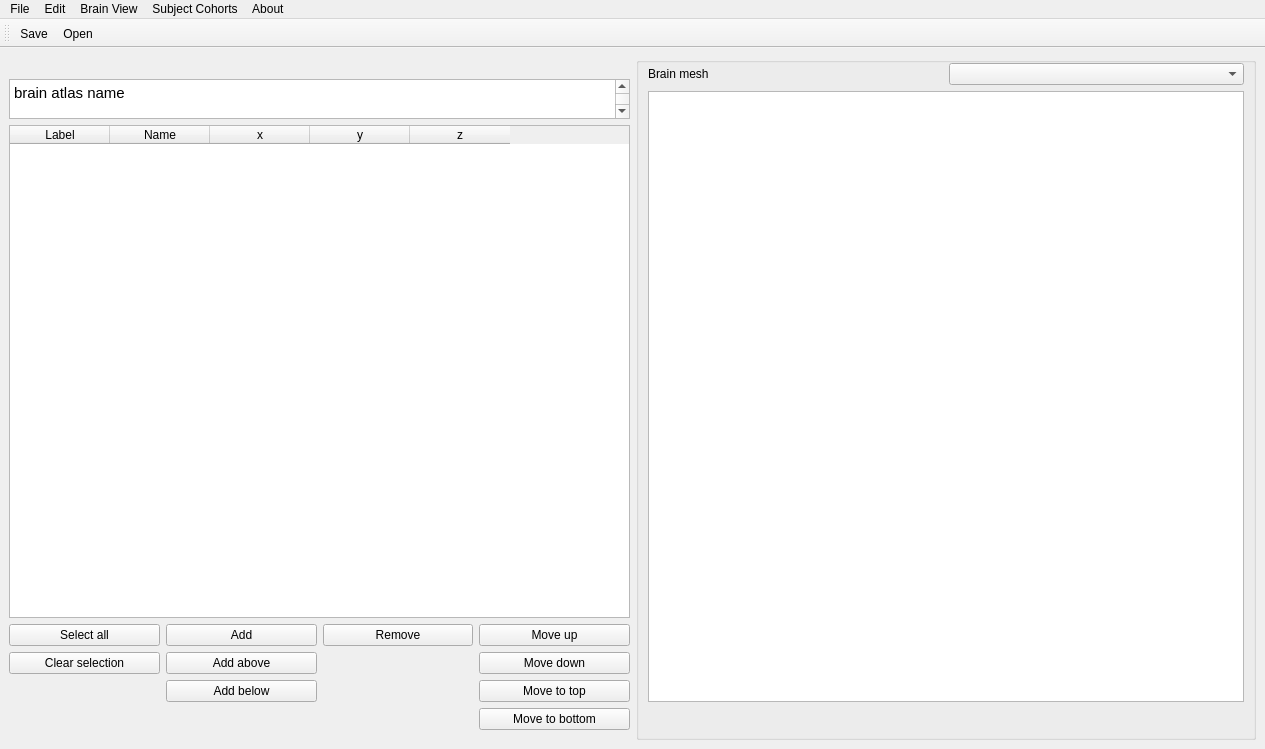
This is braphy/gui/ui_files/brain_atlas.ui in softmatterlab/Braph-2.0-Python as Qt 5 draws it before an edit. The edited form follows.
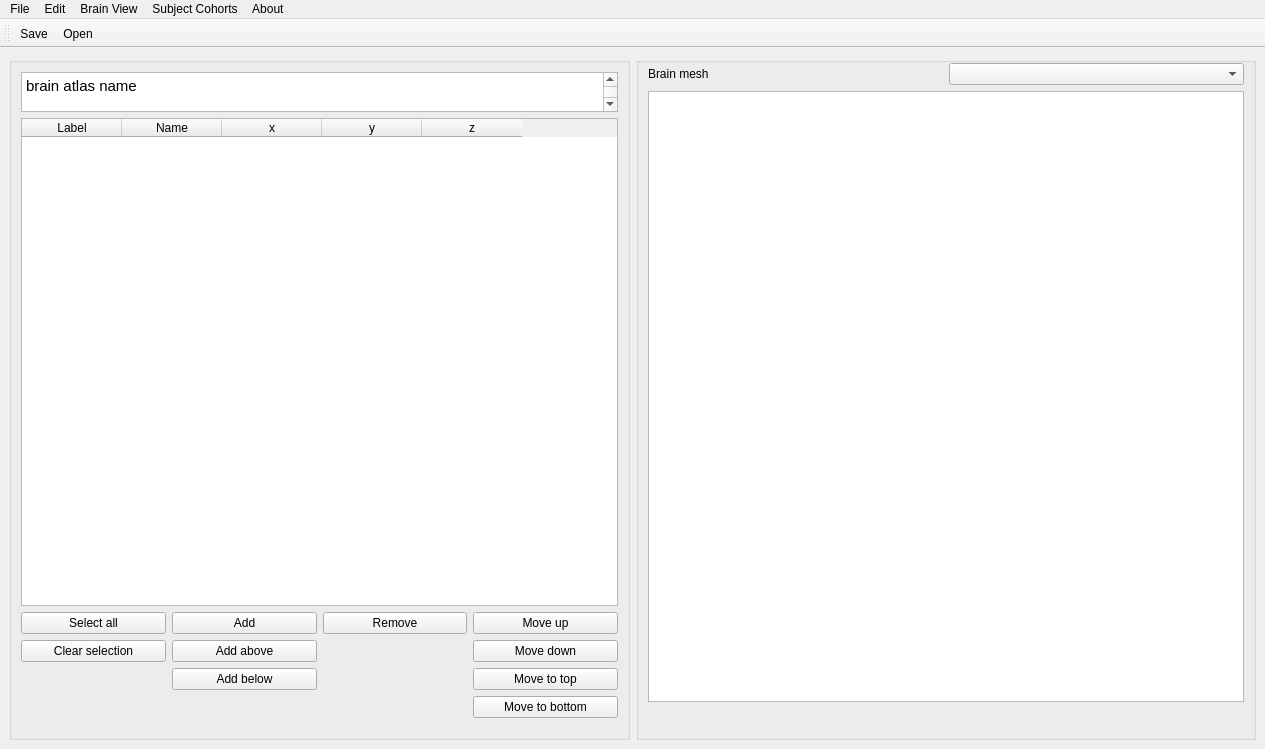
This is the edited form. Icons and pictures are not drawn. Custom widgets are drawn as their Qt base class.

Commit message: Add group box to atlas gui for win10 alignment fix

What changed in the file:
```diff
--- a/braphy/gui/ui_files/brain_atlas.ui
+++ b/braphy/gui/ui_files/brain_atlas.ui
@@ -14,27 +14,23 @@
    <string>Brain Atlas</string>
   </property>
   <widget class="QWidget" name="centralwidget">
-   <layout class="QHBoxLayout" name="horizontalLayout_2">
-    <item>
      <layout class="QHBoxLayout" name="horizontalLayout">
-      <property name="rightMargin">
-       <number>0</number>
-      </property>
-      <property name="bottomMargin">
-       <number>0</number>
-      </property>
       <item>
-       <layout class="QVBoxLayout" name="verticalLayout">
-        <property name="topMargin">
-         <number>22</number>
-        </property>
-        <property name="bottomMargin">
-         <number>0</number>
-        </property>
+     <widget class="QGroupBox" name="groupBox_2">
+      <property name="maximumSize">
+       <size>
+        <width>800</width>
+        <height>16777215</height>
+       </size>
+      </property>
+      <property name="title">
+       <string/>
+      </property>
+      <layout class="QVBoxLayout" name="verticalLayout_4">
         <item>
          <widget class="QTextEdit" name="textAtlasName">
           <property name="sizePolicy">
-           <sizepolicy hsizetype="Expanding" vsizetype="Fixed">
+          <sizepolicy hsizetype="Preferred" vsizetype="Fixed">
             <horstretch>0</horstretch>
             <verstretch>0</verstretch>
            </sizepolicy>
@@ -55,14 +51,20 @@
            <string>&lt;!DOCTYPE HTML PUBLIC &quot;-//W3C//DTD HTML 4.0//EN&quot; &quot;http://www.w3.org/TR/REC-html40/strict.dtd&quot;&gt;
 &lt;html&gt;&lt;head&gt;&lt;meta name=&quot;qrichtext&quot; content=&quot;1&quot; /&gt;&lt;style type=&quot;text/css&quot;&gt;
 p, li { white-space: pre-wrap; }
-&lt;/style&gt;&lt;/head&gt;&lt;body style=&quot; font-family:'Ubuntu'; font-size:11pt; font-weight:400; font-style:normal;&quot;&gt;
-&lt;p style=&quot; margin-top:0px; margin-bottom:0px; margin-left:0px; margin-right:0px; -qt-block-indent:0; text-indent:0px;&quot;&gt;brain atlas name&lt;/p&gt;
-&lt;p style=&quot;-qt-paragraph-type:empty; margin-top:0px; margin-bottom:0px; margin-left:0px; margin-right:0px; -qt-block-indent:0; text-indent:0px;&quot;&gt;&lt;br /&gt;&lt;/p&gt;&lt;/body&gt;&lt;/html&gt;</string>
+&lt;/style&gt;&lt;/head&gt;&lt;body style=&quot; font-family:'MS Shell Dlg 2'; font-size:8pt; font-weight:400; font-style:normal;&quot;&gt;
+&lt;p style=&quot; margin-top:0px; margin-bottom:0px; margin-left:0px; margin-right:0px; -qt-block-indent:0; text-indent:0px;&quot;&gt;&lt;span style=&quot; font-family:'Ubuntu'; font-size:11pt;&quot;&gt;brain atlas name&lt;/span&gt;&lt;/p&gt;
+&lt;p style=&quot;-qt-paragraph-type:empty; margin-top:0px; margin-bottom:0px; margin-left:0px; margin-right:0px; -qt-block-indent:0; text-indent:0px; font-family:'Ubuntu'; font-size:11pt;&quot;&gt;&lt;br /&gt;&lt;/p&gt;&lt;/body&gt;&lt;/html&gt;</string>
           </property>
          </widget>
         </item>
         <item>
          <widget class="QTableWidget" name="tableWidget">
+         <property name="sizePolicy">
+          <sizepolicy hsizetype="Expanding" vsizetype="Expanding">
+           <horstretch>0</horstretch>
+           <verstretch>0</verstretch>
+          </sizepolicy>
+         </property>
           <column>
            <property name="text">
             <string>Label</string>
@@ -168,6 +170,7 @@
          </layout>
         </item>
        </layout>
+     </widget>
       </item>
       <item>
        <widget class="QGroupBox" name="groupBox">
@@ -221,8 +224,6 @@
        </widget>
       </item>
      </layout>
-    </item>
-   </layout>
   </widget>
   <widget class="QMenuBar" name="menubar">
    <property name="geometry">
@@ -498,17 +499,17 @@
   </action>
  </widget>
  <customwidgets>
-  <customwidget>
-   <class>BrainAtlasWidget</class>
-   <extends>QGraphicsView</extends>
-   <header>braphy.gui.widgets.brain_atlas_widget</header>
-  </customwidget>
   <customwidget>
    <class>BrainAtlasSettingsWidget</class>
    <extends>QWidget</extends>
    <header>braphy.gui.widgets.brain_atlas_settings_widget</header>
    <container>1</container>
   </customwidget>
+  <customwidget>
+   <class>BrainAtlasWidget</class>
+   <extends>QGraphicsView</extends>
+   <header>braphy.gui.widgets.brain_atlas_widget</header>
+  </customwidget>
  </customwidgets>
  <resources>
   <include location="../icons/icons.qrc"/>
```
Left out of the diff: 8 changed lines with no effect on the pictures. Lines whose indentation alone changed are shown as unchanged.
